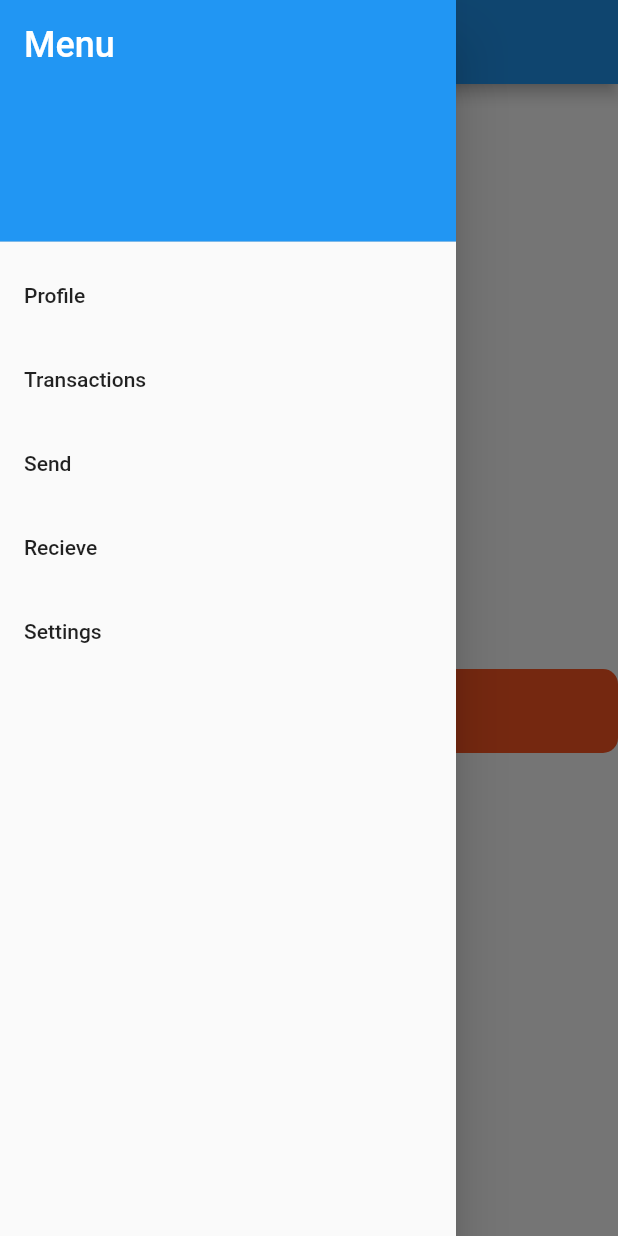
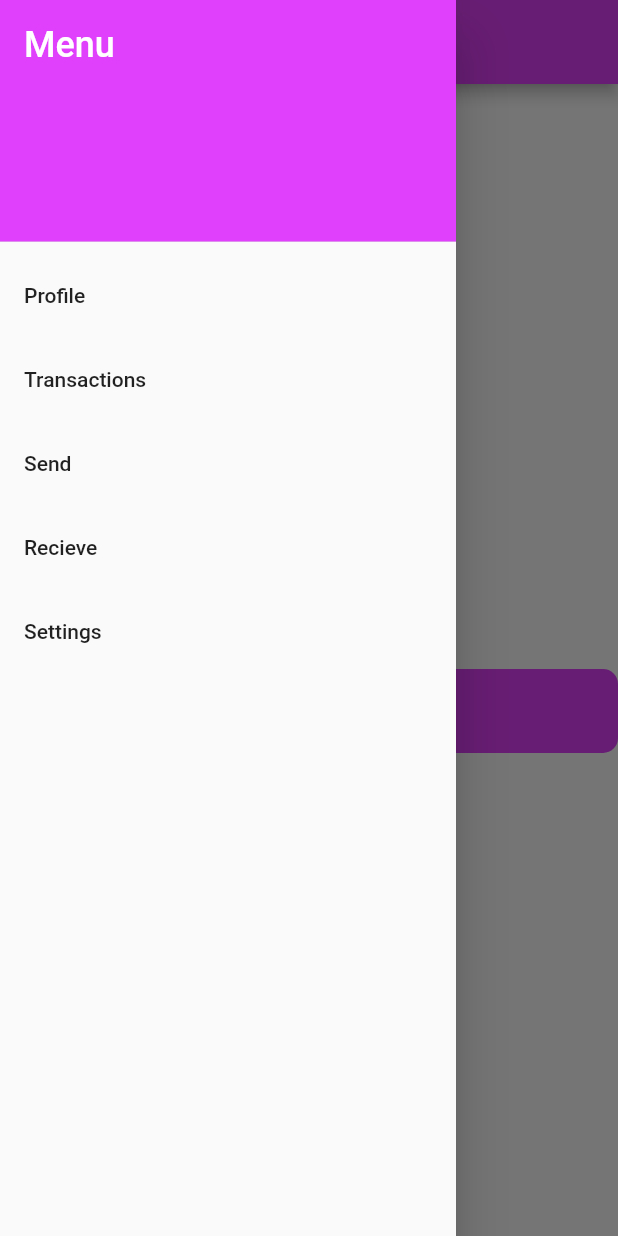
Before and after one commit to Juiceyyyy/UniPay, a Flutter app: the HomePage screen opened directly, with the side drawer open, on a phone screen of 412 x 824 dp. Run offline on Flutter 3.47's test engine with Material 2 defaults, Android fonts, the phone set to English and light mode, and no system bars; our stand-ins replace firebase_auth, firebase_core, flutter_svg; accounts and stored records are empty.

Commit message:
SignUp fixed

```diff
--- a/lib/Screens/Signup/components/or_divider.dart
+++ b/lib/Screens/Signup/components/or_divider.dart
@@ -1,5 +1,5 @@
 import 'package:flutter/material.dart';
-import 'package:flutter_auth/constants.dart';
+import 'package:unipay/constants.dart';
 
 class OrDivider extends StatelessWidget {
   const OrDivider({Key? key}) : super(key: key);
--- a/lib/Screens/Signup/components/social_icon.dart
+++ b/lib/Screens/Signup/components/social_icon.dart
@@ -1,5 +1,5 @@
 import 'package:flutter/material.dart';
-import 'package:flutter_auth/constants.dart';
+ import 'package:unipay/constants.dart';
 import 'package:flutter_svg/flutter_svg.dart';
 
 class SocalIcon extends StatelessWidget {
--- a/lib/home_page.dart
+++ b/lib/home_page.dart
@@ -7,6 +7,7 @@ class HomePage extends StatelessWidget {
     return Scaffold(
       appBar: AppBar(
         title: Text('Dashboard'),
+        backgroundColor: Colors.purpleAccent,
       ),
       drawer: Drawer(
         child: ListView(
@@ -14,7 +15,7 @@ class HomePage extends StatelessWidget {
           children: <Widget>[
             DrawerHeader(
               decoration: BoxDecoration(
-                color: Colors.blue,
+                color: Colors.purpleAccent,
               ),
               child: Text(
                 'Menu',
@@ -77,7 +78,7 @@ class HomePage extends StatelessWidget {
                   );
                 },
                 style: ElevatedButton.styleFrom(
-                  primary: Colors.deepOrange, // Setting the button color to deep orange
+                  primary: Colors.purpleAccent, // Setting the button color to deep orange
                   padding: EdgeInsets.symmetric(vertical: 16.0),
                   shape: RoundedRectangleBorder(
                     borderRadius: BorderRadius.circular(10.0),
--- a/lib/main.dart
+++ b/lib/main.dart
@@ -21,7 +21,7 @@ class MyApp extends StatelessWidget {
   Widget build(BuildContext context) {
     return MaterialApp(
       debugShowCheckedModeBanner: false,
-      title: 'Flutter Auth',
+      title: 'UniPay',
       theme: ThemeData(
           primaryColor: kPrimaryColor,
           scaffoldBackgroundColor: Colors.white,
--- a/pubspec.yaml
+++ b/pubspec.yaml
@@ -38,6 +38,7 @@ dependencies:
   firebase_core: ^2.17.0
   firebase_auth: ^4.10.1
   flutter_svg: ^2.0.7
+  curved_navigation_bar: ^1.0.3
 
 dev_dependencies:
   flutter_test:
```
Also changed, not shown: lib/Screens/Signup/components/signup_form.dart (+3 -6 lines), pubspec.lock.
